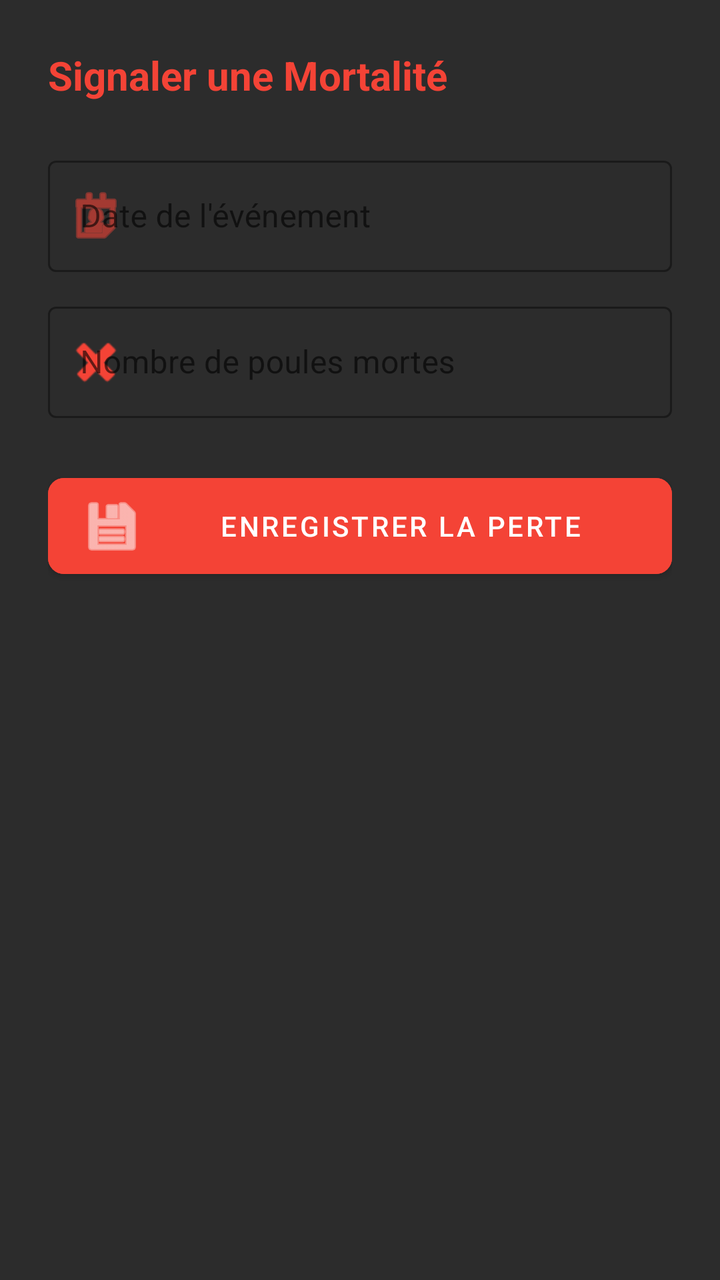
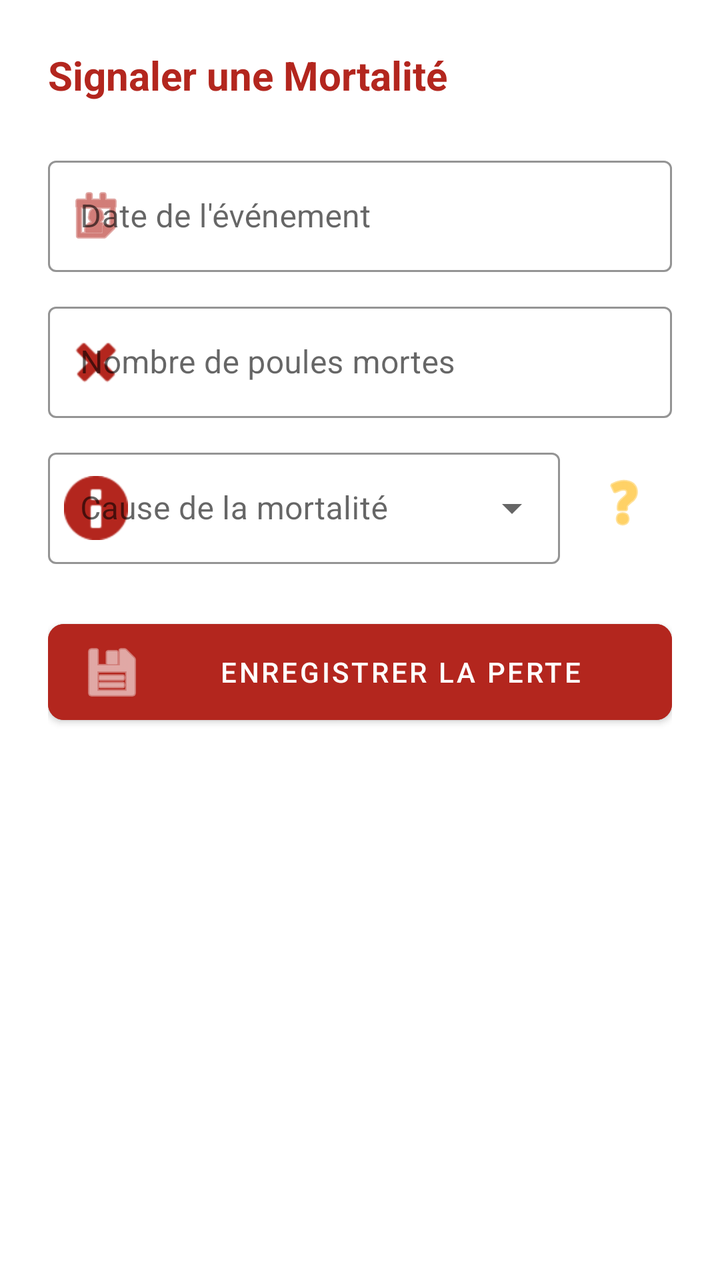

An Android layout rendered at two revisions. The XML below is the earlier revision; the diff shows what the commit changed to produce the second picture.
<!-- AndroidManifest.xml: application theme Theme.Poulailler_copilot -->
<!-- res/layout/dialog_add_mortality.xml -->
<?xml version="1.0" encoding="utf-8"?>
<LinearLayout xmlns:android="http://schemas.android.com/apk/res/android"
    xmlns:app="http://schemas.android.com/apk/res-auto"
    android:layout_width="match_parent"
    android:layout_height="wrap_content"
    android:orientation="vertical"
    android:padding="24dp"
    android:background="#2C2C2C">

    <TextView
        android:layout_width="match_parent"
        android:layout_height="wrap_content"
        android:text="Signaler une Mortalité"
        android:textColor="#F44336"
        android:textSize="20sp"
        android:textStyle="bold"
        android:layout_marginBottom="24dp"/>

    <com.google.android.material.textfield.TextInputLayout
        android:layout_width="match_parent"
        android:layout_height="wrap_content"
        android:hint="Date de l'événement"
        style="@style/Widget.MaterialComponents.TextInputLayout.OutlinedBox"
        android:layout_marginBottom="12dp"
        app:hintTextColor="#B0B0B0"
        app:boxStrokeColor="#F44336"
        app:startIconDrawable="@android:drawable/ic_menu_my_calendar"
        app:startIconTint="#F44336">
        <com.google.android.material.textfield.TextInputEditText
            android:id="@+id/etMortalityDate"
            android:layout_width="match_parent"
            android:layout_height="wrap_content"
            android:focusable="false"
            android:clickable="true"
            android:textColor="@color/white" />
    </com.google.android.material.textfield.TextInputLayout>

    <com.google.android.material.textfield.TextInputLayout
        android:layout_width="match_parent"
        android:layout_height="wrap_content"
        android:hint="Nombre de poules mortes"
        style="@style/Widget.MaterialComponents.TextInputLayout.OutlinedBox"
        android:layout_marginBottom="24dp"
        app:hintTextColor="#B0B0B0"
        app:boxStrokeColor="#F44336"
        app:startIconDrawable="@android:drawable/ic_delete"
        app:startIconTint="#F44336">
        <com.google.android.material.textfield.TextInputEditText
            android:id="@+id/etMortalityInput"
            android:layout_width="match_parent"
            android:layout_height="wrap_content"
            android:inputType="number"
            android:textColor="@color/white" />
    </com.google.android.material.textfield.TextInputLayout>

    <com.google.android.material.button.MaterialButton
        android:id="@+id/btnSaveMortality"
        android:layout_width="match_parent"
        android:layout_height="60dp"
        android:text="ENREGISTRER LA PERTE"
        android:backgroundTint="#F44336"
        android:textColor="@color/white"
        app:cornerRadius="8dp"
        app:icon="@android:drawable/ic_menu_save"/>
</LinearLayout>
<!-- resources referenced by this layout -->
<resources>
  <color name="white">#FFFFFFFF</color>
  <style name="Theme.Poulailler_copilot" parent="Theme.MaterialComponents.DayNight.NoActionBar">
          
          <item name="colorPrimary">@color/primary</item>
          <item name="colorPrimaryVariant">@color/primary_variant</item>
          <item name="colorOnPrimary">@color/white</item>
  
          
          <item name="colorSecondary">@color/secondary</item>
          <item name="colorSecondaryVariant">@color/secondary_variant</item>
          <item name="colorOnSecondary">@color/white</item>
  
          
          <item name="android:windowBackground">@color/background</item>
          <item name="backgroundColor">@color/background</item>
  
          
          <item name="android:statusBarColor">?attr/colorPrimaryVariant</item>
  
          
          <item name="materialCardViewStyle">@style/Widget.App.CardView</item>
          <item name="shapeAppearanceLargeComponent">@style/ShapeAppearance.App.LargeComponent</item>
      </style>
  <color name="primary">#006D3A</color>
  <color name="primary_variant">#004D22</color>
  <color name="secondary">#43A047</color>
  <color name="secondary_variant">#2E7D32</color>
  <color name="background">@color/off_white</color>
  <style name="Widget.App.CardView" parent="Widget.MaterialComponents.CardView">
          <item name="cardElevation">2dp</item>
          <item name="cardCornerRadius">16dp</item>
          <item name="cardBackgroundColor">@color/surface</item>
          <item name="strokeWidth">0dp</item>
      </style>
  <style name="ShapeAppearance.App.LargeComponent" parent="ShapeAppearance.MaterialComponents.LargeComponent">
          <item name="cornerFamily">rounded</item>
          <item name="cornerSize">16dp</item>
      </style>
  <color name="off_white">#F8F9FA</color>
  <color name="surface">#FFFFFF</color>
</resources>

<!-- the commit's change to res/layout/dialog_add_mortality.xml (unified diff, before → after) -->
@@ -5,13 +5,13 @@
     android:layout_height="wrap_content"
     android:orientation="vertical"
     android:padding="24dp"
-    android:background="#2C2C2C">
+    android:background="@color/surface">
 
     <TextView
         android:layout_width="match_parent"
         android:layout_height="wrap_content"
         android:text="Signaler une Mortalité"
-        android:textColor="#F44336"
+        android:textColor="@color/error"
         android:textSize="20sp"
         android:textStyle="bold"
         android:layout_marginBottom="24dp"/>
@@ -22,17 +22,17 @@
         android:hint="Date de l'événement"
         style="@style/Widget.MaterialComponents.TextInputLayout.OutlinedBox"
         android:layout_marginBottom="12dp"
-        app:hintTextColor="#B0B0B0"
-        app:boxStrokeColor="#F44336"
+        app:hintTextColor="@color/text_secondary"
+        app:boxStrokeColor="@color/error"
         app:startIconDrawable="@android:drawable/ic_menu_my_calendar"
-        app:startIconTint="#F44336">
+        app:startIconTint="@color/error">
         <com.google.android.material.textfield.TextInputEditText
             android:id="@+id/etMortalityDate"
             android:layout_width="match_parent"
             android:layout_height="wrap_content"
             android:focusable="false"
             android:clickable="true"
-            android:textColor="@color/white" />
+            android:textColor="@color/text_primary" />
     </com.google.android.material.textfield.TextInputLayout>
 
     <com.google.android.material.textfield.TextInputLayout
@@ -40,25 +40,62 @@
         android:layout_height="wrap_content"
         android:hint="Nombre de poules mortes"
         style="@style/Widget.MaterialComponents.TextInputLayout.OutlinedBox"
-        android:layout_marginBottom="24dp"
-        app:hintTextColor="#B0B0B0"
-        app:boxStrokeColor="#F44336"
+        android:layout_marginBottom="12dp"
+        app:hintTextColor="@color/text_secondary"
+        app:boxStrokeColor="@color/error"
         app:startIconDrawable="@android:drawable/ic_delete"
-        app:startIconTint="#F44336">
+        app:startIconTint="@color/error">
         <com.google.android.material.textfield.TextInputEditText
             android:id="@+id/etMortalityInput"
             android:layout_width="match_parent"
             android:layout_height="wrap_content"
             android:inputType="number"
-            android:textColor="@color/white" />
+            android:textColor="@color/text_primary" />
     </com.google.android.material.textfield.TextInputLayout>
+
+    <LinearLayout
+        android:layout_width="match_parent"
+        android:layout_height="wrap_content"
+        android:orientation="horizontal"
+        android:gravity="center_vertical"
+        android:layout_marginBottom="24dp">
+
+        <com.google.android.material.textfield.TextInputLayout
+            android:id="@+id/tilMortalityCause"
+            style="@style/Widget.MaterialComponents.TextInputLayout.OutlinedBox.ExposedDropdownMenu"
+            android:layout_width="0dp"
+            android:layout_height="wrap_content"
+            android:layout_weight="1"
+            android:hint="Cause de la mortalité"
+            app:hintTextColor="@color/text_secondary"
+            app:boxStrokeColor="@color/error"
+            app:startIconDrawable="@android:drawable/ic_dialog_info"
+            app:startIconTint="@color/error">
+            <AutoCompleteTextView
+                android:id="@+id/actvMortalityCause"
+                android:layout_width="match_parent"
+                android:layout_height="wrap_content"
+                android:inputType="none"
+                android:textColor="@color/text_primary" />
+        </com.google.android.material.textfield.TextInputLayout>
+
+        <ImageButton
+            android:id="@+id/btnHelpSymptoms"
+            android:layout_width="48dp"
+            android:layout_height="48dp"
+            android:layout_marginStart="8dp"
+            android:background="?attr/selectableItemBackgroundBorderless"
+            android:src="@android:drawable/ic_menu_help"
+            app:tint="@color/accent_amber"
+            android:contentDescription="Aide au diagnostic" />
+    </LinearLayout>
 
     <com.google.android.material.button.MaterialButton
         android:id="@+id/btnSaveMortality"
         android:layout_width="match_parent"
         android:layout_height="60dp"
         android:text="ENREGISTRER LA PERTE"
-        android:backgroundTint="#F44336"
+        android:backgroundTint="@color/error"
         android:textColor="@color/white"
         app:cornerRadius="8dp"
         app:icon="@android:drawable/ic_menu_save"/>
<!-- resource entries referenced after the edit -->
@@ -1,5 +1,7 @@
 <!-- resources referenced by this layout -->
 <resources>
+  <color name="accent_amber">#FFB300</color>
+  <color name="error">#B3261E</color>
   <color name="white">#FFFFFFFF</color>
   <style name="Theme.Poulailler_copilot" parent="Theme.MaterialComponents.DayNight.NoActionBar">
           
@@ -40,5 +42,7 @@
       </style>
   <color name="off_white">#F8F9FA</color>
   <color name="surface">#FFFFFF</color>
+  <color name="text_primary">#1C1B1F</color>
+  <color name="text_secondary">#49454F</color>
 </resources>
 
